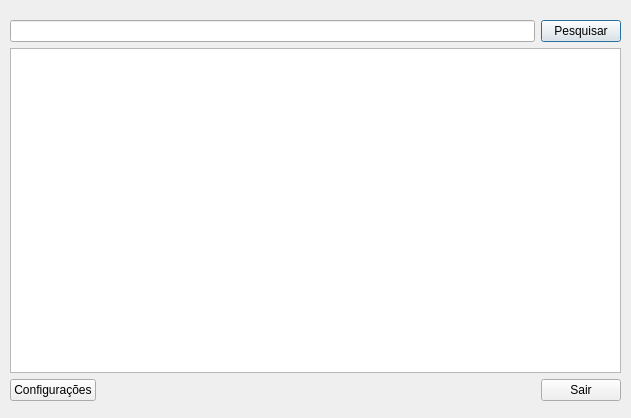
Above: TrabalhoFinalQT/mainwindow.ui from arianeam/prog.OOC- before the change. Below: the same form after it.
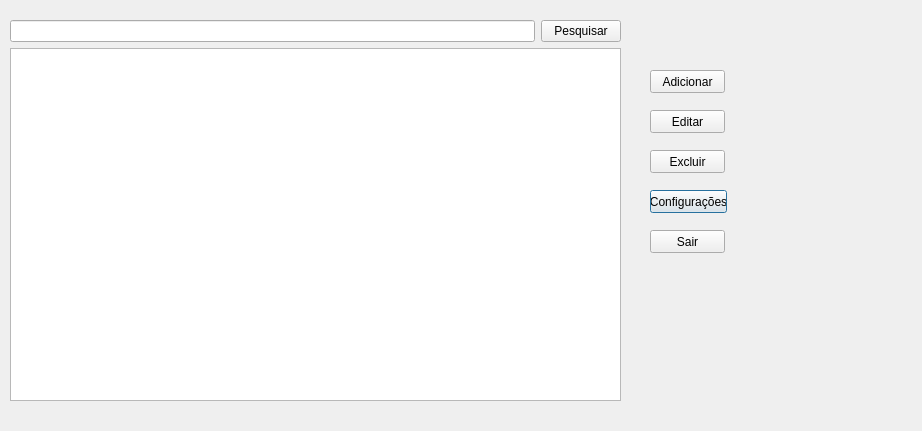
That is the form after the change.

```diff
--- a/TrabalhoFinalQT/mainwindow.ui
+++ b/TrabalhoFinalQT/mainwindow.ui
@@ -6,13 +6,78 @@
    <rect>
     <x>0</x>
     <y>0</y>
-    <width>631</width>
-    <height>418</height>
+    <width>922</width>
+    <height>431</height>
    </rect>
   </property>
   <property name="windowTitle">
    <string>Dialog</string>
   </property>
+  <widget class="QPushButton" name="configBtn">
+   <property name="geometry">
+    <rect>
+     <x>650</x>
+     <y>190</y>
+     <width>77</width>
+     <height>23</height>
+    </rect>
+   </property>
+   <property name="text">
+    <string>Configurações</string>
+   </property>
+  </widget>
+  <widget class="QPushButton" name="sairBtn">
+   <property name="geometry">
+    <rect>
+     <x>650</x>
+     <y>230</y>
+     <width>75</width>
+     <height>23</height>
+    </rect>
+   </property>
+   <property name="text">
+    <string>Sair</string>
+   </property>
+  </widget>
+  <widget class="QPushButton" name="adBtn">
+   <property name="geometry">
+    <rect>
+     <x>650</x>
+     <y>70</y>
+     <width>75</width>
+     <height>23</height>
+    </rect>
+   </property>
+   <property name="text">
+    <string>Adicionar</string>
+   </property>
+  </widget>
+  <widget class="QPushButton" name="editarBtn">
+   <property name="geometry">
+    <rect>
+     <x>650</x>
+     <y>110</y>
+     <width>75</width>
+     <height>23</height>
+    </rect>
+   </property>
+   <property name="text">
+    <string>Editar</string>
+   </property>
+  </widget>
+  <widget class="QPushButton" name="pushButton_5">
+   <property name="geometry">
+    <rect>
+     <x>650</x>
+     <y>150</y>
+     <width>75</width>
+     <height>23</height>
+    </rect>
+   </property>
+   <property name="text">
+    <string>Excluir</string>
+   </property>
+  </widget>
   <widget class="QWidget" name="">
    <property name="geometry">
     <rect>
@@ -47,35 +112,7 @@
     <item>
      <layout class="QHBoxLayout" name="horizontalLayout_3">
       <item>
-       <layout class="QHBoxLayout" name="horizontalLayout_2">
-        <item>
-         <widget class="QPushButton" name="pushButton_2">
-          <property name="text">
-           <string>Configurações</string>
-          </property>
-         </widget>
-        </item>
-       </layout>
-      </item>
-      <item>
-       <spacer name="horizontalSpacer">
-        <property name="orientation">
-         <enum>Qt::Horizontal</enum>
-        </property>
-        <property name="sizeHint" stdset="0">
-         <size>
-          <width>248</width>
-          <height>20</height>
-         </size>
-        </property>
-       </spacer>
-      </item>
-      <item>
-       <widget class="QPushButton" name="pushButton_3">
-        <property name="text">
-         <string>Sair</string>
-        </property>
-       </widget>
+       <layout class="QHBoxLayout" name="horizontalLayout_2"/>
       </item>
      </layout>
     </item>
```
Left out of the diff: 2 changed lines with no effect on the pictures.
